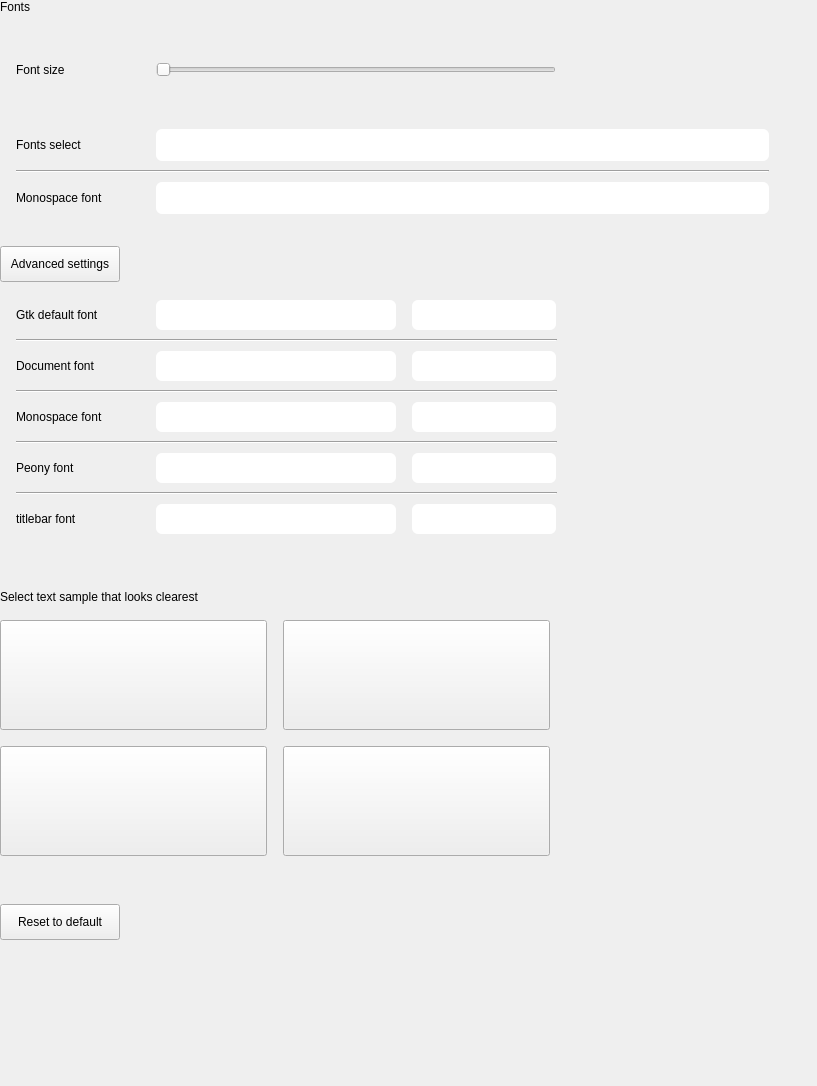
First picture: the form in plugins/personalized/fonts/fonts.ui, repository ukui/ukui-control-center, before the edit.
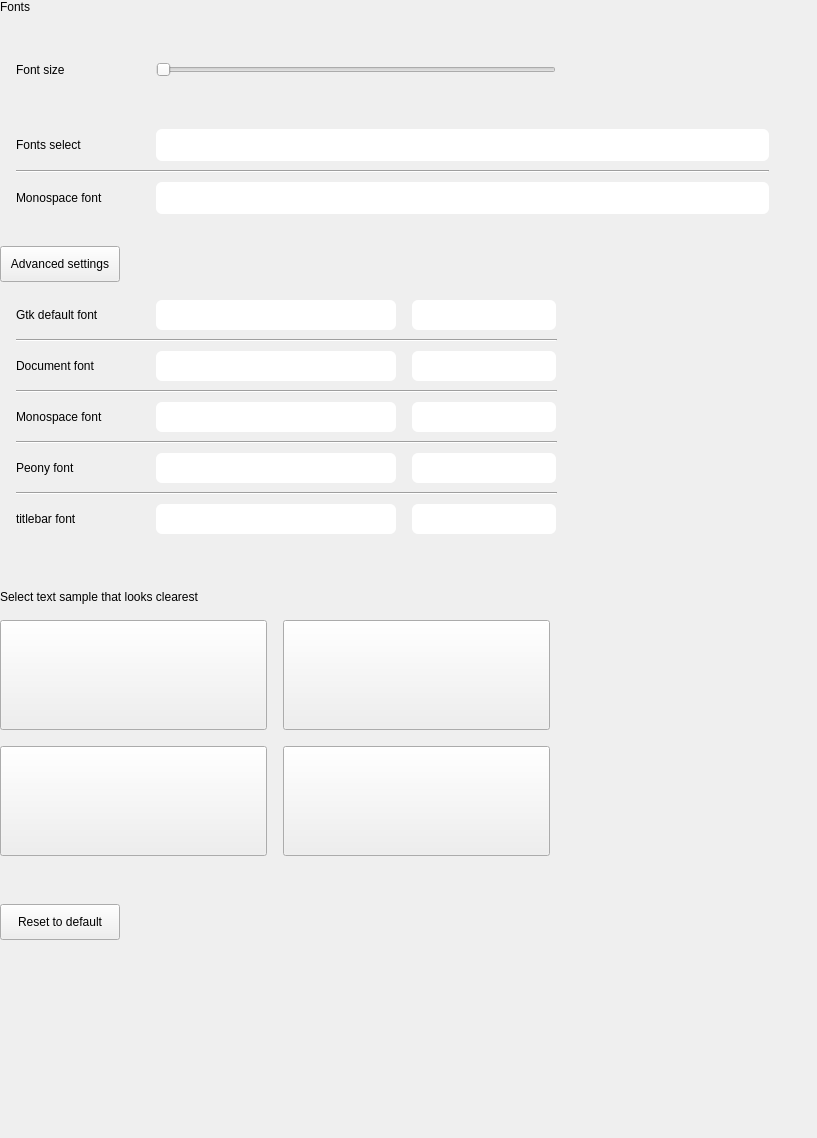
Second picture: the form after the edit. Icons and pictures are not drawn.

Commit message: fonts function @hebing  * apply the qt fonts's change

The edit to the form file:
```diff
--- a/plugins/personalized/fonts/fonts.ui
+++ b/plugins/personalized/fonts/fonts.ui
@@ -7,7 +7,7 @@
     <x>0</x>
     <y>0</y>
     <width>817</width>
-    <height>1086</height>
+    <height>1138</height>
    </rect>
   </property>
   <property name="minimumSize">
```
Left out of the diff: 11 changed lines with no effect on the pictures. The commit also changes 1 other file.
